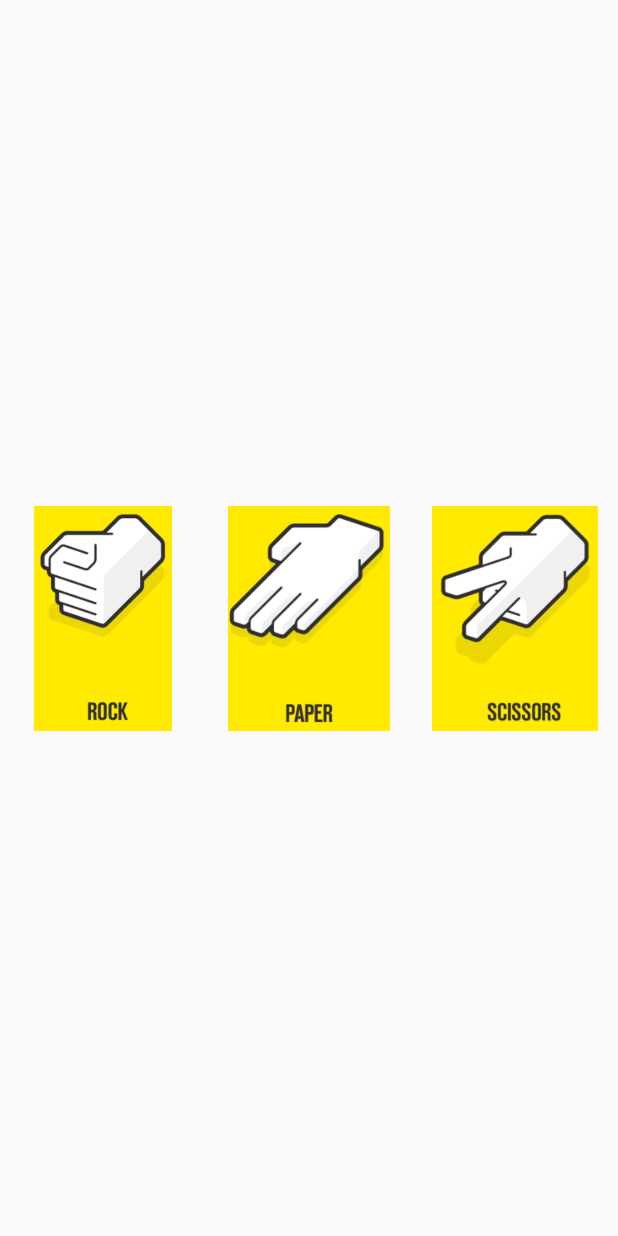
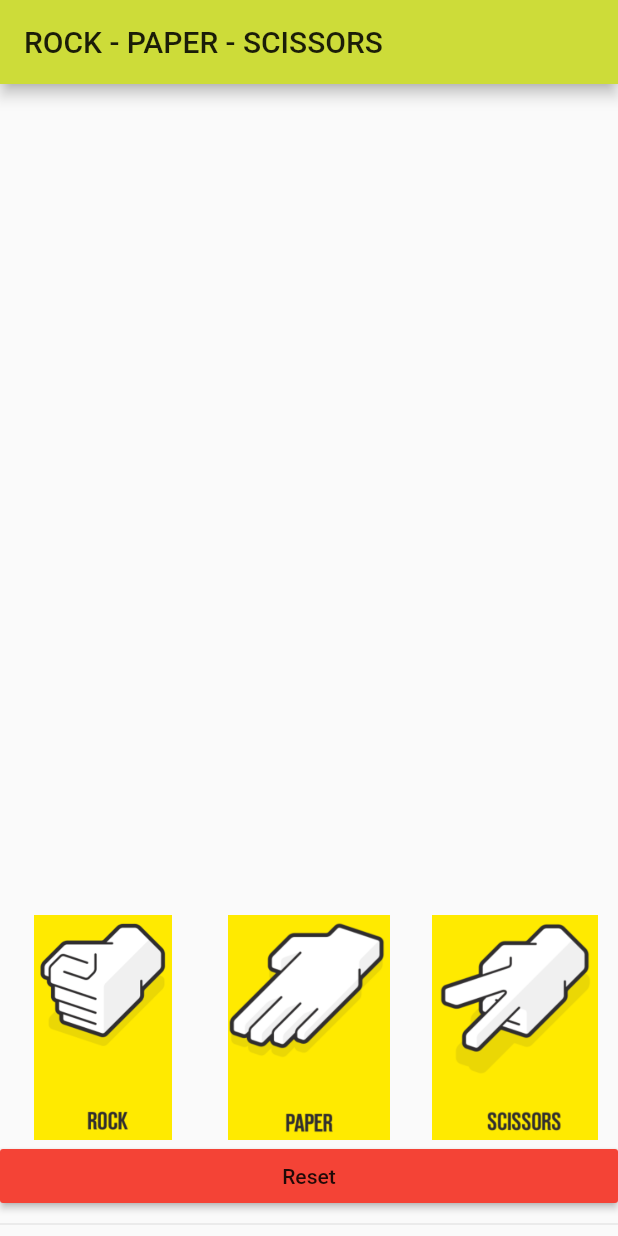
Before and after one commit to bryanbauzon/Rock-Paper-Scissors, a Flutter app: the screen it shows after launch, on a phone screen of 412 x 824 dp. Run offline on Flutter 3.47's test engine with Material 2 defaults, Android fonts, the phone set to English and light mode, and no system bars; our stand-ins replace flutter_mobx, mobx; generated files the repository leaves out were written again.

Commit message:
Added reset feature to reset scoring

```diff
--- a/lib/main.dart
+++ b/lib/main.dart
@@ -6,17 +6,17 @@ void main() => runApp(MyApp());
 
 final gameLogic = GameLogic();
 
-final index = [1,2,3];
+int human = 0;
+int ai = 0;
 
 class MyApp extends StatelessWidget {
-  // This widget is the root of your application.
   @override
   Widget build(BuildContext context) {
     return MaterialApp(
       title: 'Flutter Demo',
       theme: ThemeData(
 
-        primarySwatch: Colors.blue,
+        primarySwatch: Colors.lime,
       ),
       home: GameApp(),
     );
@@ -24,16 +24,21 @@ class MyApp extends StatelessWidget {
 }
 
 class GameApp extends StatelessWidget{
+
+
   @override
   Widget build(BuildContext context) {
     return Scaffold(
-      // appBar:AppBar(
-      //   title:Text("Game")
-      // ),
-      body:Center(
-        child: Container(
-          child:Row(
+      appBar:AppBar(
+           title:Text("ROCK - PAPER - SCISSORS")
+      ),
+      body:Column(
+          mainAxisAlignment: MainAxisAlignment.end,
+          children: <Widget>[
+
+            Row(
             children: <Widget>[
+
                 Expanded(
                   child:GestureDetector(
                       onTap: (){
@@ -63,6 +68,7 @@ class GameApp extends StatelessWidget{
                   child:GestureDetector(
                      onTap: () {
                         gameLogic.setHumanValue(3);
+
                         Navigator.push(context, MaterialPageRoute(builder: (_)=>Clash("3",'images/scissors.png')));
                      },
                     child:Hero(
@@ -73,10 +79,22 @@ class GameApp extends StatelessWidget{
                 ),
 
             ],
-          )
+          ),
+            Row(children: <Widget>[
+              Expanded(
+              child:RaisedButton(
+                onPressed: ()=>gameLogic.resetScore,child: Text("Reset"),
+                color: Colors.red,
+              )
+            ),
+            ],
+            ),
+          Divider()
+          ],
+
         )
 
-      )
+
     );
   }
 
@@ -97,14 +115,21 @@ class Clash extends StatelessWidget{
   @override
   Widget build(BuildContext context) {
     return Scaffold(
+      appBar:AppBar(
+        title:Text("AI - ${gameLogic.aIUpdatedScore} | HUMAN - ${gameLogic.humanUpdatedScore}")
+      ),
       body:Center(
+
         child:GestureDetector(
         onTap:(){
             Navigator.pop(context);
         },
-        child:ListView(
-          padding: const EdgeInsets.only(top:30),
+
+          child: ListView(
+          padding: const EdgeInsets.all(50),
           children: <Widget>[
+
+              Text(""),
               Image.asset(aiPicked(),width: 150,height: 150,),
 
               Divider(),
@@ -121,7 +146,8 @@ class Clash extends StatelessWidget{
             ],
 
 
-        )
+        ),
+
       )
       )
     );
```
Also changed, not shown: lib/screen/gamelogic.dart (+11 -4 lines), lib/screen/gamelogic.g.dart.
